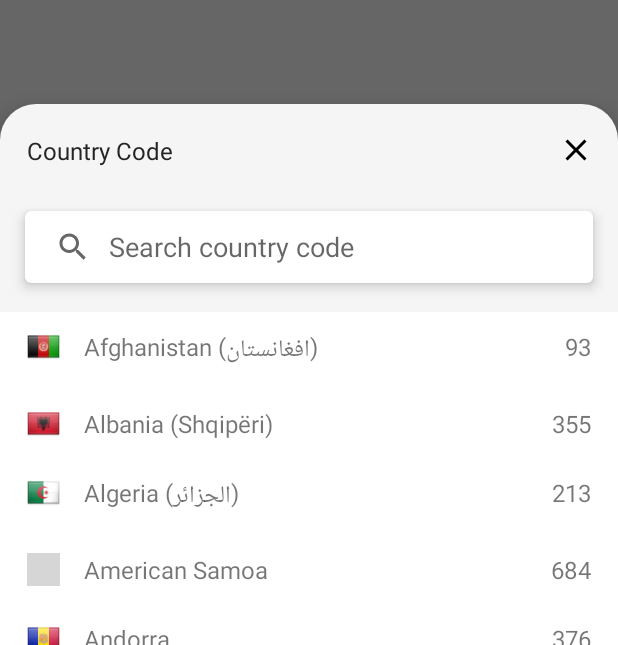
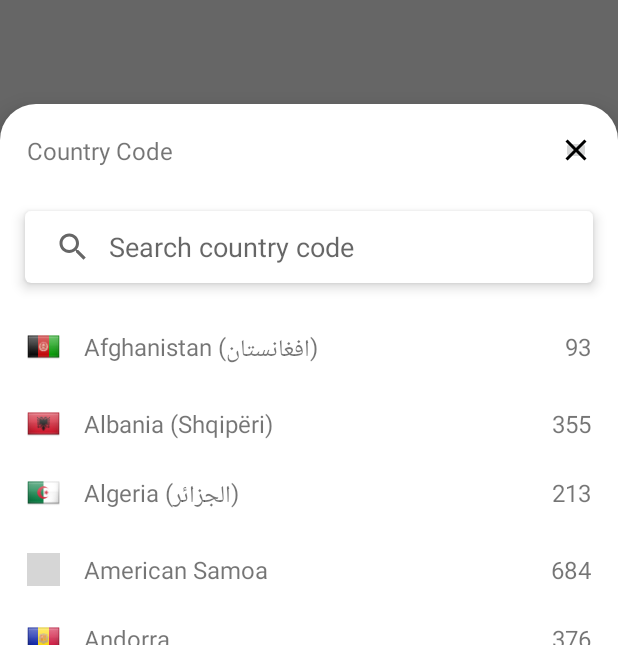
Before and after one commit to ibrahimsn98/PhoneNumberKit, an Android app: the screen it shows after launch (MainActivity), after a tap on an icon or button, on a phone screen of 412 x 824 dp, the part 243-888 px from its top. Run offline under Robolectric (Android 15) with nearby library versions, the phone set to English and light mode, and no system bars; libraries missing offline, so code that uses them is left out: io.michaelrocks.libphonenumber; 5 statements that could not run were skipped; grey boxes are pictures that could not be loaded.

Commit message:
Use material components for bottom sheet
Use material colors and components to fix the issues with dark mode theme.

```diff
--- a/lib/src/main/res/layout/bottom_sheet_country_picker.xml
+++ b/lib/src/main/res/layout/bottom_sheet_country_picker.xml
@@ -14,19 +14,18 @@
         android:paddingHorizontal="18dp"
         android:paddingVertical="20dp">
 
-        <TextView
+        <com.google.android.material.textview.MaterialTextView
             android:layout_width="0dp"
             android:layout_height="wrap_content"
             android:layout_weight="1"
             android:text="Country Code"
-            android:textColor="#232425"
             android:textSize="16sp" />
 
-        <ImageButton
+        <androidx.appcompat.widget.AppCompatImageButton
             android:id="@+id/imageButtonClose"
             android:layout_width="20dp"
             android:layout_height="20dp"
-            android:background="?actionBarItemBackground"
+            android:tint="?attr/colorOnSurface"
             android:src="@drawable/ic_close_24dp" />
 
     </LinearLayout>
@@ -36,7 +35,6 @@
         android:layout_height="wrap_content"
         android:layout_marginHorizontal="10dp"
         android:layout_marginBottom="10dp"
-        app:cardBackgroundColor="@android:color/white"
         app:cardCornerRadius="4dp"
         app:cardElevation="5dp"
         app:cardUseCompatPadding="true">
@@ -57,7 +55,6 @@
         android:id="@+id/recyclerView"
         tools:listitem="@layout/item_country_picker"
         android:layout_width="match_parent"
-        android:layout_height="wrap_content"
-        android:background="@color/colorBottomSheetListBackground" />
+        android:layout_height="wrap_content" />
 
 </LinearLayout>
--- a/lib/src/main/res/values/style.xml
+++ b/lib/src/main/res/values/style.xml
@@ -3,7 +3,6 @@
 
     <style name="ThemeOverlay.PhoneNumberKit.BottomSheetDialog" parent="@style/ThemeOverlay.MaterialComponents.BottomSheetDialog">
         <item name="bottomSheetStyle">@style/Widget.PhoneNumberKit.BottomSheet</item>
-        <item name="colorSurface">@color/colorBottomSheetBackground</item>
         <item name="android:windowIsFloating">false</item>
         <item name="android:windowSoftInputMode">adjustResize</item>
     </style>
```
